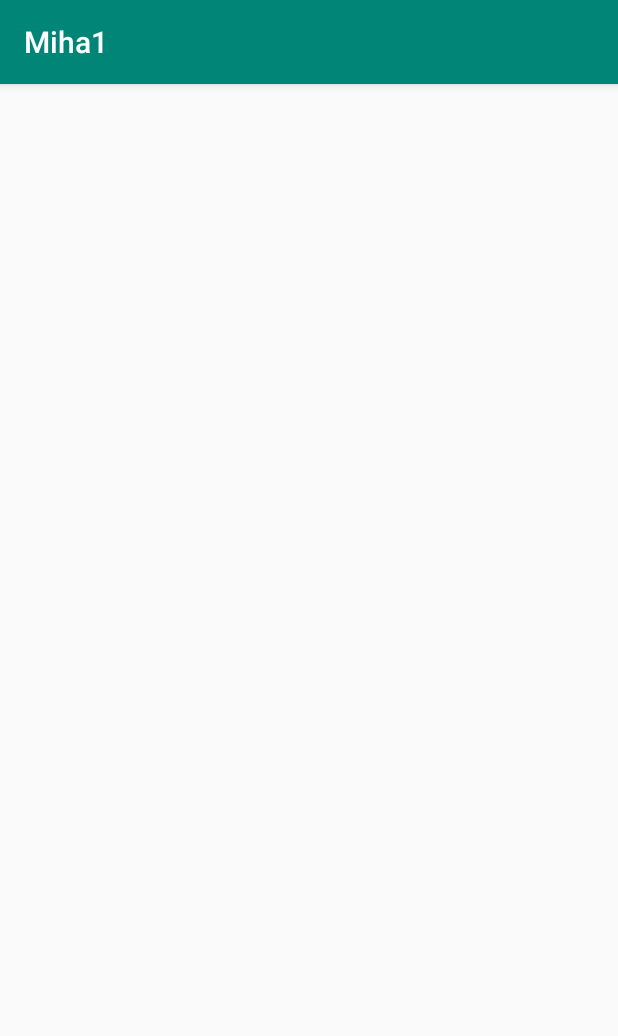
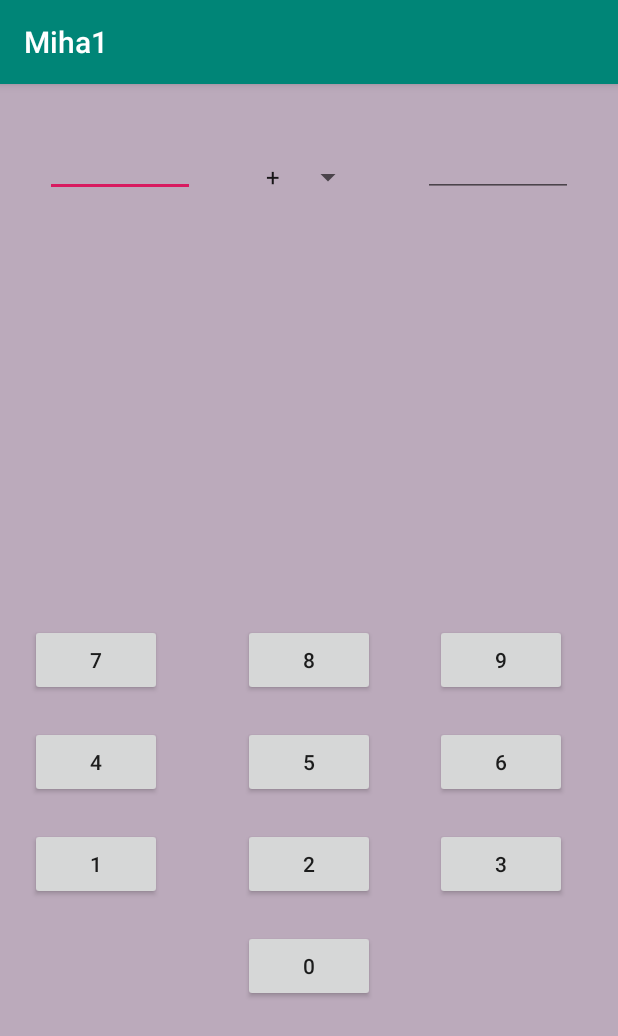
Before and after one commit to CYBERSAMURA1/stfu, an Android app: the Activity2 screen opened directly, with no data from a screen before it, on a phone screen of 412 x 824 dp. Shown: the top 1036 px of the screen. Run offline under Robolectric (Android 15) with nearby library versions, the phone set to English and light mode, and no system bars.

Commit message:
добавил вьюшки на 2 активити. просто взял и добавил их

```diff
--- a/app/src/main/java/com/example/miha1/Activity2.java
+++ b/app/src/main/java/com/example/miha1/Activity2.java
@@ -2,6 +2,7 @@ package com.example.miha1;
 
 import android.support.v7.app.AppCompatActivity;
 import android.os.Bundle;
+import android.widget.ArrayAdapter;
 
 public class Activity2 extends AppCompatActivity {
 
--- a/app/src/main/res/layout/activity_2.xml
+++ b/app/src/main/res/layout/activity_2.xml
@@ -1,6 +1,111 @@
 <?xml version="1.0" encoding="utf-8"?>
 <RelativeLayout
-    xmlns:android="http://schemas.android.com/apk/res/android" android:layout_width="match_parent"
-    android:layout_height="match_parent">
+    xmlns:android="http://schemas.android.com/apk/res/android"
+    xmlns:tools="http://schemas.android.com/tools"
+    android:layout_width="match_parent"
+    android:layout_height="match_parent"
+    android:background="@color/scnd">
+
+    <EditText
+        android:id="@+id/pole_1"
+        android:layout_width="100dp"
+        android:layout_height="wrap_content"
+        android:layout_margin="30dp"
+        android:inputType="number"
+        />
+    <EditText
+        android:id="@+id/pole_2"
+        android:layout_width="100dp"
+        android:layout_height="wrap_content"
+        android:layout_alignParentRight="true"
+        android:layout_margin="30dp"
+        android:inputType="number"
+        />
+    <Spinner
+        android:id="@+id/spinner1"
+        android:layout_width="wrap_content"
+        android:layout_height="wrap_content"
+        android:layout_centerInParent="true"
+        android:layout_alignParentTop="true"
+        android:layout_marginTop="50dp"
+        android:entries="@array/spinner1"
+        />
+    <Button
+        android:id="@+id/numb7"
+        android:layout_width="wrap_content"
+        android:layout_height="wrap_content"
+        android:layout_centerInParent="true"
+        android:layout_alignParentLeft="true"
+        android:layout_margin="20dp"
+        android:text="7"/>
+    <Button
+        android:id="@+id/numb8"
+        android:layout_width="wrap_content"
+        android:layout_height="wrap_content"
+        android:layout_centerInParent="true"
+        android:layout_margin="20dp"
+        android:text="8"/>
+    <Button
+        android:id="@+id/numb9"
+        android:layout_width="wrap_content"
+        android:layout_height="wrap_content"
+        android:layout_centerInParent="true"
+        android:layout_toEndOf="@+id/numb8"
+        android:layout_margin="20dp"
+        android:text="9"/>
+    <Button
+        android:id="@+id/numb4"
+        android:layout_width="wrap_content"
+        android:layout_height="wrap_content"
+        android:layout_alignLeft="@id/numb7"
+        android:layout_below="@id/numb7"
+        android:text="4"/>
+    <Button
+        android:id="@+id/numb5"
+        android:layout_width="wrap_content"
+        android:layout_height="wrap_content"
+        android:layout_alignLeft="@+id/numb8"
+        android:layout_below="@+id/numb8"
+        android:text="5"/>
+    <Button
+        android:id="@+id/numb6"
+        android:layout_width="wrap_content"
+        android:layout_height="wrap_content"
+        android:layout_alignLeft="@+id/numb9"
+        android:layout_below="@+id/numb9"
+        android:text="6"/>
+    <Button
+        android:id="@+id/numb1"
+        android:layout_width="wrap_content"
+        android:layout_height="wrap_content"
+        android:layout_alignLeft="@+id/numb4"
+        android:layout_below="@+id/numb4"
+        android:layout_marginTop="20dp"
+        android:text="1"/>
+    <Button
+        android:id="@+id/numb2"
+        android:layout_width="wrap_content"
+        android:layout_height="wrap_content"
+        android:layout_alignLeft="@+id/numb5"
+        android:layout_below="@+id/numb5"
+        android:layout_marginTop="20dp"
+        android:text="2"/>
+    <Button
+        android:id="@+id/numb3"
+        android:layout_width="wrap_content"
+        android:layout_height="wrap_content"
+        android:layout_alignLeft="@+id/numb6"
+        android:layout_below="@+id/numb6"
+        android:layout_marginTop="20dp"
+        android:text="3"/>
+    <Button
+        android:id="@+id/numb0"
+        android:layout_width="wrap_content"
+        android:layout_height="wrap_content"
+        android:layout_alignLeft="@+id/numb2"
+        android:layout_below="@+id/numb2"
+        android:layout_marginTop="20dp"
+        android:text="0"/>
+
 
 </RelativeLayout>
--- a/app/src/main/res/values/strings.xml
+++ b/app/src/main/res/values/strings.xml
@@ -1,4 +1,10 @@
 <resources>
     <string name="app_name">Miha1</string>
     <string name="start">START</string>
+    <string-array name="spinner1">
+        <item>+</item>
+        <item>-</item>
+        <item>*</item>
+        <item>/</item>
+    </string-array>
 </resources>
```
